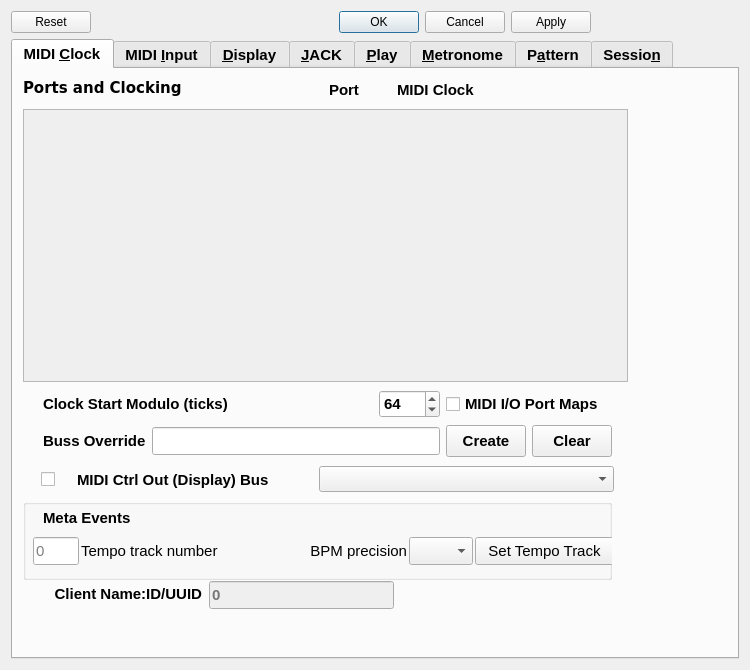
Before: the Qt Designer form seq_qt5/forms/qseditoptions.ui in ahlstromcj/seq66, drawn with Qt 5.
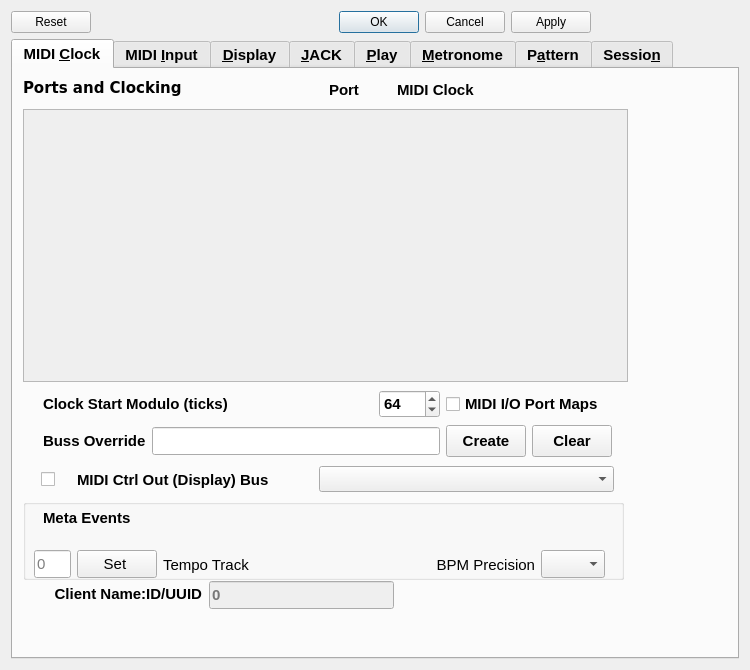
After: the same form once the commit is applied. The open tabs and pages were chosen to show the change.

Commit message: Tentative fix of error writing SeqSpec end-of-track.

```diff
--- a/seq_qt5/forms/qseditoptions.ui
+++ b/seq_qt5/forms/qseditoptions.ui
@@ -59,7 +59,7 @@
         <rect>
          <x>10</x>
          <y>430</y>
-         <width>589</width>
+         <width>601</width>
          <height>81</height>
         </rect>
        </property>
@@ -97,20 +97,17 @@
          <string>Meta Events</string>
         </property>
        </widget>
-       <widget class="QWidget" name="layoutWidgetMetaEvents">
+       <widget class="QWidget" name="">
         <property name="geometry">
          <rect>
-          <x>10</x>
-          <y>36</y>
-          <width>581</width>
-          <height>33</height>
+          <x>11</x>
+          <y>50</y>
+          <width>571</width>
+          <height>31</height>
          </rect>
         </property>
-        <layout class="QGridLayout" name="gridLayout_8" columnstretch="1,4,3,2,3">
-         <property name="horizontalSpacing">
-          <number>2</number>
-         </property>
-         <item row="0" column="0">
+        <layout class="QHBoxLayout" name="horizontalLayout_6" stretch="4,8,20,20,8">
+         <item>
           <widget class="QLineEdit" name="lineEditTempoTrack">
            <property name="enabled">
             <bool>true</bool>
@@ -138,27 +135,49 @@
            </property>
           </widget>
          </item>
-         <item row="0" column="1">
+         <item>
+          <widget class="QPushButton" name="pushButtonTempoTrack">
+           <property name="minimumSize">
+            <size>
+             <width>0</width>
+             <height>28</height>
+            </size>
+           </property>
+           <property name="maximumSize">
+            <size>
+             <width>140</width>
+             <height>16777215</height>
+            </size>
+           </property>
+           <property name="toolTip">
+            <string>Saves the tempo track number to the MIDI file.</string>
+           </property>
+           <property name="text">
+            <string>Set </string>
+           </property>
+          </widget>
+         </item>
+         <item>
           <widget class="QLabel" name="textLabelTempoTrack">
            <property name="toolTip">
             <string/>
            </property>
            <property name="text">
-            <string>Tempo track number</string>
+            <string>Tempo Track</string>
            </property>
           </widget>
          </item>
-         <item row="0" column="2">
+         <item>
           <widget class="QLabel" name="label_clock_precision">
            <property name="text">
-            <string>BPM precision</string>
+            <string>BPM Precision</string>
            </property>
            <property name="alignment">
             <set>Qt::AlignRight|Qt::AlignTrailing|Qt::AlignVCenter</set>
            </property>
           </widget>
          </item>
-         <item row="0" column="3">
+         <item>
           <widget class="QComboBox" name="comboBoxBpmPrecision">
            <property name="minimumSize">
             <size>
@@ -174,28 +193,6 @@
            </property>
           </widget>
          </item>
-         <item row="0" column="4">
-          <widget class="QPushButton" name="pushButtonTempoTrack">
-           <property name="minimumSize">
-            <size>
-             <width>0</width>
-             <height>28</height>
-            </size>
-           </property>
-           <property name="maximumSize">
-            <size>
-             <width>140</width>
-             <height>16777215</height>
-            </size>
-           </property>
-           <property name="toolTip">
-            <string>Saves the tempo track number to the MIDI file.</string>
-           </property>
-           <property name="text">
-            <string>Set Tempo Track</string>
-           </property>
-          </widget>
-         </item>
         </layout>
        </widget>
       </widget>
```
Left out of the diff: 64 changed lines with no effect on the pictures. The commit also changes 1 other file.
